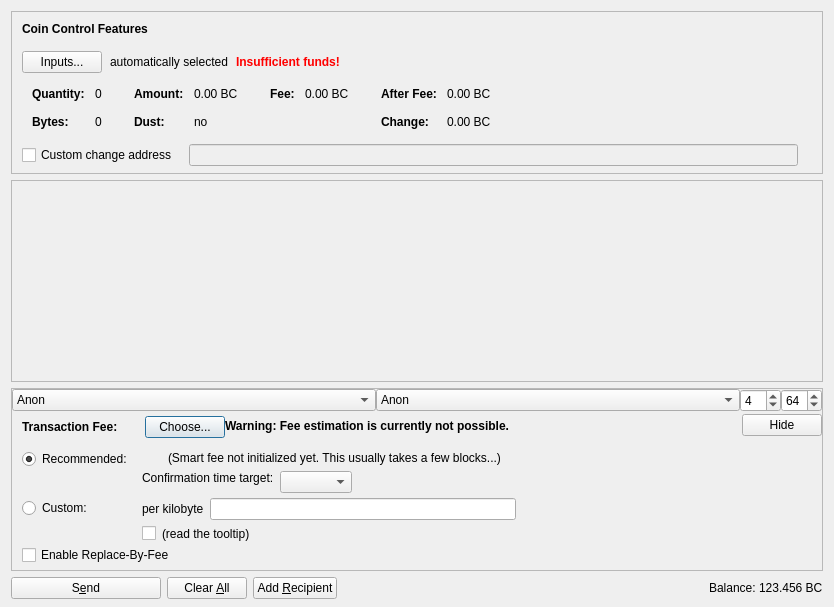
Qt form src/qt/forms/sendcoinsdialog.ui (Bitcoin-Confidential/BitcoinC-Core) before a commit.
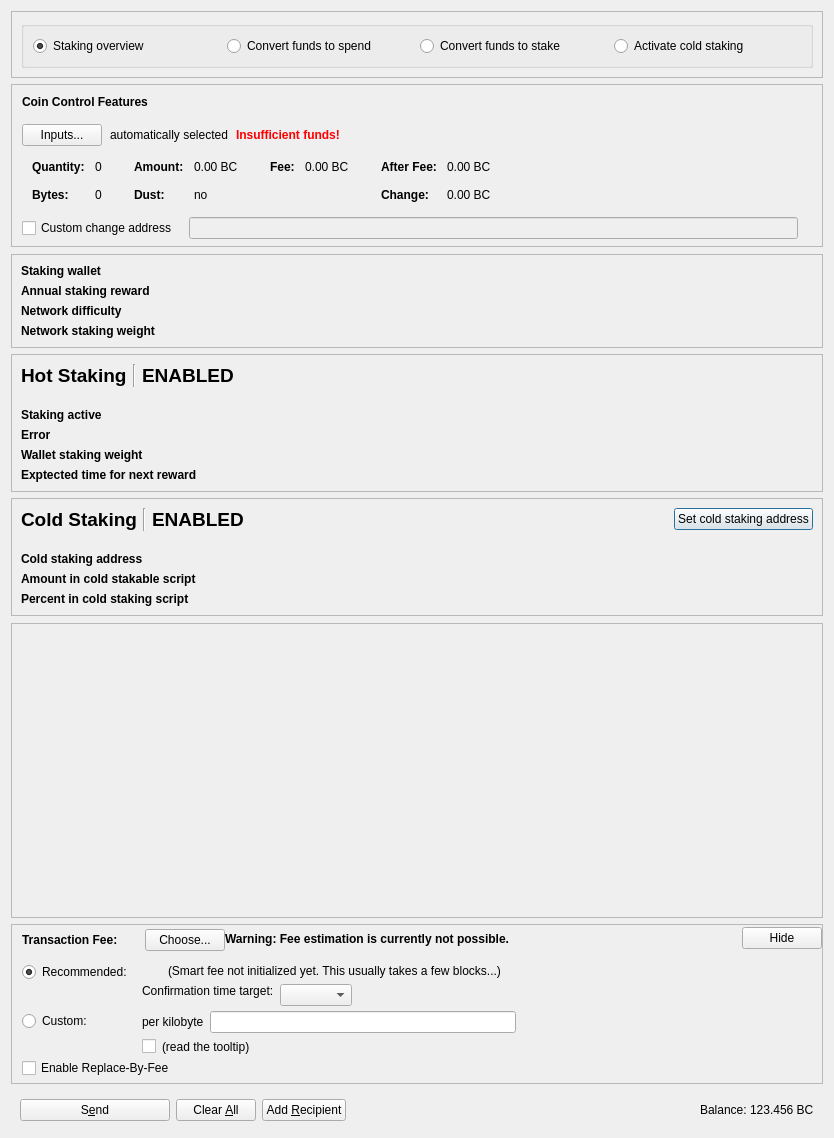
The same form after that commit. Icons and pictures are not drawn. Custom widgets are drawn as their Qt base class.

Commit message: qt: Merged SendCoinsTab and StakingTab into one class

Patch:
```diff
--- a/src/qt/forms/sendcoinsdialog.ui
+++ b/src/qt/forms/sendcoinsdialog.ui
@@ -6,17 +6,69 @@
    <rect>
     <x>0</x>
     <y>0</y>
-    <width>830</width>
-    <height>607</height>
+    <width>831</width>
+    <height>1138</height>
    </rect>
   </property>
   <property name="windowTitle">
    <string>Send Coins</string>
   </property>
-  <layout class="QVBoxLayout" name="verticalLayout" stretch="0,1,0,0">
+  <layout class="QVBoxLayout" name="verticalLayout" stretch="0,0,0,0,0,0,0,1,0,0">
    <property name="bottomMargin">
     <number>8</number>
    </property>
+   <item>
+    <widget class="QFrame" name="frameStakingSelection">
+     <property name="frameShape">
+      <enum>QFrame::StyledPanel</enum>
+     </property>
+     <property name="frameShadow">
+      <enum>QFrame::Raised</enum>
+     </property>
+     <layout class="QVBoxLayout" name="verticalLayout_3">
+      <item>
+       <widget class="QGroupBox" name="groupBox">
+        <property name="title">
+         <string/>
+        </property>
+        <layout class="QHBoxLayout" name="horizontalLayout_4">
+         <item>
+          <widget class="QRadioButton" name="radioOverview">
+           <property name="text">
+            <string>Staking overview</string>
+           </property>
+           <property name="checked">
+            <bool>true</bool>
+           </property>
+          </widget>
+         </item>
+         <item>
+          <widget class="QRadioButton" name="radioSpending">
+           <property name="text">
+            <string>Convert funds to spend</string>
+           </property>
+          </widget>
+         </item>
+         <item>
+          <widget class="QRadioButton" name="radioStaking">
+           <property name="text">
+            <string>Convert funds to stake</string>
+           </property>
+          </widget>
+         </item>
+         <item>
+          <widget class="QRadioButton" name="radioColdStaking">
+           <property name="text">
+            <string>Activate cold staking</string>
+           </property>
+          </widget>
+         </item>
+        </layout>
+       </widget>
+      </item>
+     </layout>
+    </widget>
+   </item>
    <item>
     <widget class="QFrame" name="frameCoinControl">
      <property name="sizePolicy">
@@ -577,6 +629,527 @@
      </layout>
     </widget>
    </item>
+   <item>
+    <spacer name="verticalSpacer_7">
+     <property name="orientation">
+      <enum>Qt::Vertical</enum>
+     </property>
+     <property name="sizeType">
+      <enum>QSizePolicy::Fixed</enum>
+     </property>
+     <property name="sizeHint" stdset="0">
+      <size>
+       <width>20</width>
+       <height>1</height>
+      </size>
+     </property>
+    </spacer>
+   </item>
+   <item>
+    <widget class="QFrame" name="frameStakingInfo">
+     <property name="frameShape">
+      <enum>QFrame::StyledPanel</enum>
+     </property>
+     <property name="frameShadow">
+      <enum>QFrame::Raised</enum>
+     </property>
+     <layout class="QVBoxLayout" name="verticalLayout_13">
+      <item>
+       <layout class="QHBoxLayout" name="horizontalLayout_7">
+        <item>
+         <layout class="QVBoxLayout" name="verticalLayout_14">
+          <item>
+           <widget class="QLabel" name="label_14">
+            <property name="font">
+             <font>
+              <weight>75</weight>
+              <bold>true</bold>
+             </font>
+            </property>
+            <property name="text">
+             <string>Staking wallet</string>
+            </property>
+           </widget>
+          </item>
+          <item>
+           <widget class="QLabel" name="label_8">
+            <property name="font">
+             <font>
+              <weight>75</weight>
+              <bold>true</bold>
+             </font>
+            </property>
+            <property name="text">
+             <string>Annual staking reward</string>
+            </property>
+           </widget>
+          </item>
+          <item>
+           <widget class="QLabel" name="label_9">
+            <property name="font">
+             <font>
+              <weight>75</weight>
+              <bold>true</bold>
+             </font>
+            </property>
+            <property name="text">
+             <string>Network difficulty</string>
+            </property>
+           </widget>
+          </item>
+          <item>
+           <widget class="QLabel" name="label_11">
+            <property name="font">
+             <font>
+              <weight>75</weight>
+              <bold>true</bold>
+             </font>
+            </property>
+            <property name="text">
+             <string>Network staking weight</string>
+            </property>
+           </widget>
+          </item>
+         </layout>
+        </item>
+        <item>
+         <spacer name="horizontalSpacer_8">
+          <property name="orientation">
+           <enum>Qt::Horizontal</enum>
+          </property>
+          <property name="sizeType">
+           <enum>QSizePolicy::Preferred</enum>
+          </property>
+          <property name="sizeHint" stdset="0">
+           <size>
+            <width>5</width>
+            <height>20</height>
+           </size>
+          </property>
+         </spacer>
+        </item>
+        <item>
+         <layout class="QVBoxLayout" name="verticalLayout_15">
+          <item>
+           <widget class="QLabel" name="lblStakingWallet">
+            <property name="sizePolicy">
+             <sizepolicy hsizetype="Expanding" vsizetype="Preferred">
+              <horstretch>0</horstretch>
+              <verstretch>0</verstretch>
+             </sizepolicy>
+            </property>
+            <property name="text">
+             <string/>
+            </property>
+           </widget>
+          </item>
+          <item>
+           <widget class="QLabel" name="lblStakingReward">
+            <property name="text">
+             <string/>
+            </property>
+           </widget>
+          </item>
+          <item>
+           <widget class="QLabel" name="lblStakingDiff">
+            <property name="text">
+             <string/>
+            </property>
+           </widget>
+          </item>
+          <item>
+           <widget class="QLabel" name="lblStakingNetWeight">
+            <property name="text">
+             <string/>
+            </property>
+           </widget>
+          </item>
+         </layout>
+        </item>
+       </layout>
+      </item>
+     </layout>
+    </widget>
+   </item>
+   <item>
+    <widget class="QFrame" name="frameHotStakingInfo">
+     <property name="frameShape">
+      <enum>QFrame::StyledPanel</enum>
+     </property>
+     <property name="frameShadow">
+      <enum>QFrame::Raised</enum>
+     </property>
+     <layout class="QVBoxLayout" name="verticalLayout_8">
+      <item>
+       <layout class="QHBoxLayout" name="horizontalLayoutCoinControl1_2">
+        <property name="bottomMargin">
+         <number>15</number>
+        </property>
+        <item>
+         <widget class="QLabel" name="labelCoinControlFeatures_5">
+          <property name="sizePolicy">
+           <sizepolicy hsizetype="Preferred" vsizetype="Maximum">
+            <horstretch>0</horstretch>
+            <verstretch>0</verstretch>
+           </sizepolicy>
+          </property>
+          <property name="font">
+           <font>
+            <pointsize>14</pointsize>
+            <weight>75</weight>
+            <bold>true</bold>
+            <underline>false</underline>
+           </font>
+          </property>
+          <property name="styleSheet">
+           <string notr="true">font-weight:bold;</string>
+          </property>
+          <property name="text">
+           <string>Hot Staking</string>
+          </property>
+         </widget>
+        </item>
+        <item>
+         <widget class="Line" name="line">
+          <property name="orientation">
+           <enum>Qt::Vertical</enum>
+          </property>
+         </widget>
+        </item>
+        <item>
+         <widget class="QLabel" name="lblHotStakingEnabled">
+          <property name="sizePolicy">
+           <sizepolicy hsizetype="Expanding" vsizetype="Maximum">
+            <horstretch>0</horstretch>
+            <verstretch>0</verstretch>
+           </sizepolicy>
+          </property>
+          <property name="font">
+           <font>
+            <pointsize>14</pointsize>
+            <weight>75</weight>
+            <bold>true</bold>
+            <underline>false</underline>
+           </font>
+          </property>
+          <property name="styleSheet">
+           <string notr="true">font-weight:bold;</string>
+          </property>
+          <property name="text">
+           <string>ENABLED</string>
+          </property>
+         </widget>
+        </item>
+       </layout>
+      </item>
+      <item>
+       <layout class="QHBoxLayout" name="horizontalLayout_3">
+        <item>
+         <layout class="QVBoxLayout" name="verticalLayout_4">
+          <item>
+           <widget class="QLabel" name="lblHotStakingActiveLabel">
+            <property name="font">
+             <font>
+              <weight>75</weight>
+              <bold>true</bold>
+             </font>
+            </property>
+            <property name="text">
+             <string>Staking active</string>
+            </property>
+           </widget>
+          </item>
+          <item>
+           <widget class="QLabel" name="lblHotStakingErrorLabel">
+            <property name="font">
+             <font>
+              <weight>75</weight>
+              <bold>true</bold>
+             </font>
+            </property>
+            <property name="text">
+             <string>Error</string>
+            </property>
+           </widget>
+          </item>
+          <item>
+           <widget class="QLabel" name="lblHotStakingWalletWeightLabel">
+            <property name="font">
+             <font>
+              <weight>75</weight>
+              <bold>true</bold>
+             </font>
+            </property>
+            <property name="text">
+             <string>Wallet staking weight</string>
+            </property>
+           </widget>
+          </item>
+          <item>
+           <widget class="QLabel" name="lblHotStakingExpectedTimeLabel">
+            <property name="font">
+             <font>
+              <weight>75</weight>
+              <bold>true</bold>
+             </font>
+            </property>
+            <property name="text">
+             <string>Exptected time for next reward</string>
+            </property>
+           </widget>
+          </item>
+         </layout>
+        </item>
+        <item>
+         <spacer name="horizontalSpacer_7">
+          <property name="orientation">
+           <enum>Qt::Horizontal</enum>
+          </property>
+          <property name="sizeType">
+           <enum>QSizePolicy::Preferred</enum>
+          </property>
+          <property name="sizeHint" stdset="0">
+           <size>
+            <width>5</width>
+            <height>20</height>
+           </size>
+          </property>
+         </spacer>
+        </item>
+        <item>
+         <layout class="QVBoxLayout" name="verticalLayout_5">
+          <item>
+           <widget class="QLabel" name="lblHotStakingActive">
+            <property name="sizePolicy">
+             <sizepolicy hsizetype="Expanding" vsizetype="Preferred">
+              <horstretch>0</horstretch>
+              <verstretch>0</verstretch>
+             </sizepolicy>
+            </property>
+            <property name="text">
+             <string/>
+            </property>
+           </widget>
+          </item>
+          <item>
+           <widget class="QLabel" name="lblHotStakingError">
+            <property name="text">
+             <string/>
+            </property>
+           </widget>
+          </item>
+          <item>
+           <widget class="QLabel" name="lblHotStakingWalletWeight">
+            <property name="text">
+             <string/>
+            </property>
+           </widget>
+          </item>
+          <item>
+           <widget class="QLabel" name="lblHotStakingExpectedTime">
+            <property name="text">
+             <string/>
+            </property>
+           </widget>
+          </item>
+         </layout>
+        </item>
+       </layout>
+      </item>
+     </layout>
+    </widget>
+   </item>
+   <item>
+    <widget class="QFrame" name="frameColdStakingInfo">
+     <property name="frameShape">
+      <enum>QFrame::StyledPanel</enum>
+     </property>
+     <property name="frameShadow">
+      <enum>QFrame::Raised</enum>
+     </property>
+     <layout class="QVBoxLayout" name="verticalLayout_9">
+      <item>
+       <layout class="QHBoxLayout" name="horizontalLayoutCoinControl1_3">
+        <property name="bottomMargin">
+         <number>15</number>
+        </property>
+        <item>
+         <widget class="QLabel" name="labelCoinControlFeatures_6">
+          <property name="sizePolicy">
+           <sizepolicy hsizetype="Preferred" vsizetype="Maximum">
+            <horstretch>0</horstretch>
+            <verstretch>0</verstretch>
+           </sizepolicy>
+          </property>
+          <property name="font">
+           <font>
+            <pointsize>14</pointsize>
+            <weight>75</weight>
+            <bold>true</bold>
+            <underline>false</underline>
+           </font>
+          </property>
+          <property name="styleSheet">
+           <string notr="true">font-weight:bold;</string>
+          </property>
+          <property name="text">
+           <string>Cold Staking</string>
+          </property>
+         </widget>
+        </item>
+        <item>
+         <widget class="Line" name="line_2">
+          <property name="orientation">
+           <enum>Qt::Vertical</enum>
+          </property>
+         </widget>
+        </item>
+        <item>
+         <widget class="QLabel" name="lblColdStakingEnabled">
+          <property name="sizePolicy">
+           <sizepolicy hsizetype="Expanding" vsizetype="Maximum">
+            <horstretch>0</horstretch>
+            <verstretch>0</verstretch>
+           </sizepolicy>
+          </property>
+          <property name="font">
+           <font>
+            <pointsize>14</pointsize>
+            <weight>75</weight>
+            <bold>true</bold>
+            <underline>false</underline>
+           </font>
+          </property>
+          <property name="styleSheet">
+           <string notr="true">font-weight:bold;</string>
+          </property>
+          <property name="text">
+           <string>ENABLED</string>
+          </property>
+         </widget>
+        </item>
+        <item>
+         <widget class="QPushButton" name="btnChangeColdStakingAddress">
+          <property name="text">
+           <string>Set cold staking address</string>
+          </property>
+         </widget>
+        </item>
+       </layout>
+      </item>
+      <item>
+       <layout class="QHBoxLayout" name="horizontalLayout_5">
+        <item>
+         <layout class="QVBoxLayout" name="verticalLayout_6">
+          <item>
+           <widget class="QLabel" name="lblColdStakingAddressLabel">
+            <property name="font">
+             <font>
+              <weight>75</weight>
+              <bold>true</bold>
+             </font>
+            </property>
+            <property name="text">
+             <string>Cold staking address</string>
+            </property>
+           </widget>
+          </item>
+          <item>
+           <widget class="QLabel" name="lblColdStakingCoinInScriptLabel">
+            <property name="font">
+             <font>
+              <weight>75</weight>
+              <bold>true</bold>
+             </font>
+            </property>
+            <property name="text">
+             <string>Amount in cold stakable script</string>
+            </property>
+           </widget>
+          </item>
+          <item>
+           <widget class="QLabel" name="lblColdStakingPercentLabel">
+            <property name="font">
+             <font>
+              <weight>75</weight>
+              <bold>true</bold>
+             </font>
+            </property>
+            <property name="text">
+             <string>Percent in cold staking script</string>
+            </property>
+           </widget>
+          </item>
+         </layout>
+        </item>
+        <item>
+         <spacer name="horizontalSpacer_3">
+          <property name="orientation">
+           <enum>Qt::Horizontal</enum>
+          </property>
+          <property name="sizeType">
+           <enum>QSizePolicy::Preferred</enum>
+          </property>
+          <property name="sizeHint" stdset="0">
+           <size>
+            <width>5</width>
+            <height>20</height>
+           </size>
+          </property>
+         </spacer>
+        </item>
+        <item>
+         <layout class="QVBoxLayout" name="verticalLayout_7">
+          <item>
+           <widget class="QLabel" name="lblColdStakingAddress">
+            <property name="sizePolicy">
+             <sizepolicy hsizetype="Expanding" vsizetype="Preferred">
+              <horstretch>0</horstretch>
+              <verstretch>0</verstretch>
+             </sizepolicy>
+            </property>
+            <property name="text">
+             <string/>
+            </property>
+            <property name="textInteractionFlags">
+             <set>Qt::LinksAccessibleByMouse|Qt::TextSelectableByKeyboard|Qt::TextSelectableByMouse</set>
+            </property>
+           </widget>
+          </item>
+          <item>
+           <widget class="QLabel" name="lblColdStakingCoinInScript">
+            <property name="text">
+             <string/>
+            </property>
+           </widget>
+          </item>
+          <item>
+           <widget class="QLabel" name="lblColdStakingPercent">
+            <property name="text">
+             <string/>
+            </property>
+           </widget>
+          </item>
+         </layout>
+        </item>
+       </layout>
+      </item>
+     </layout>
+    </widget>
+   </item>
+   <item>
+    <spacer name="verticalSpacer_9">
+     <property name="orientation">
+      <enum>Qt::Vertical</enum>
+     </property>
+     <property name="sizeHint" stdset="0">
+      <size>
+       <width>20</width>
+       <height>1</height>
+      </size>
+     </property>
+    </spacer>
+   </item>
    <item>
     <widget class="QScrollArea" name="scrollArea">
      <property name="widgetResizable">
@@ -587,8 +1160,8 @@
        <rect>
         <x>0</x>
         <y>0</y>
-        <width>812</width>
-        <height>129</height>
+        <width>811</width>
+        <height>159</height>
        </rect>
       </property>
       <layout class="QVBoxLayout" name="verticalLayout_2" stretch="0,1">
@@ -616,6 +1189,9 @@
          <property name="orientation">
           <enum>Qt::Vertical</enum>
          </property>
+         <property name="sizeType">
+          <enum>QSizePolicy::Preferred</enum>
+         </property>
          <property name="sizeHint" stdset="0">
           <size>
            <width>20</width>
@@ -664,79 +1240,6 @@
       <property name="bottomMargin">
        <number>0</number>
       </property>
-      <item>
-       <layout class="QHBoxLayout" name="horizontalLayout_3">
-        <item>
-         <widget class="QComboBox" name="cbxTypeFrom">
-          <property name="toolTip">
-           <string>Balance type to send from.</string>
-          </property>
-          <item>
-           <property name="text">
-            <string>Anon</string>
-           </property>
-          </item>
-		  <item>
-           <property name="text">
-            <string>Blind</string>
-           </property>
-          </item>
-         </widget>
-        </item>
-        <item>
-         <widget class="QComboBox" name="cbxTypeTo">
-          <property name="toolTip">
-           <string>Balance type to send to.</string>
-          </property>
-          <item>
-           <property name="text">
-            <string>Anon</string>
-           </property>
-          </item>
-		  <item>
-           <property name="text">
-            <string>Blind</string>
-           </property>
-          </item>
-         </widget>
-        </item>
-        <item>
-         <widget class="QSpinBox" name="spinRingSize">
-          <property name="sizePolicy">
-           <sizepolicy hsizetype="Fixed" vsizetype="Fixed">
-            <horstretch>0</horstretch>
-            <verstretch>0</verstretch>
-           </sizepolicy>
-          </property>
-          <property name="minimum">
-           <number>3</number>
-          </property>
-          <property name="maximum">
-           <number>32</number>
-          </property>
-          <property name="value">
-           <number>4</number>
-          </property>
-         </widget>
-        </item>
-        <item>
-         <widget class="QSpinBox" name="spinMaxInputs">
-          <property name="sizePolicy">
-           <sizepolicy hsizetype="Fixed" vsizetype="Fixed">
-            <horstretch>0</horstretch>
-            <verstretch>0</verstretch>
-           </sizepolicy>
-          </property>
-          <property name="minimum">
-           <number>1</number>
-          </property>
-          <property name="value">
-           <number>64</number>
-          </property>
-         </widget>
-        </item>
-       </layout>
-      </item>
       <item>
        <layout class="QVBoxLayout" name="verticalLayoutFee2" stretch="0,0,0">
         <property name="spacing">
@@ -1212,6 +1715,7 @@
     </widget>
    </item>
    <item>
+    <widget class="QWidget" name="sendWidget" native="true">
     <layout class="QHBoxLayout" name="horizontalLayout">
      <item>
       <widget class="QPushButton" name="sendButton">
@@ -1332,6 +1836,7 @@
       </layout>
      </item>
     </layout>
+    </widget>
    </item>
   </layout>
  </widget>
```
Left out of the diff: 20 changed lines with no effect on the pictures. Lines whose indentation alone changed are shown as unchanged. The commit also changes 9 other files.
